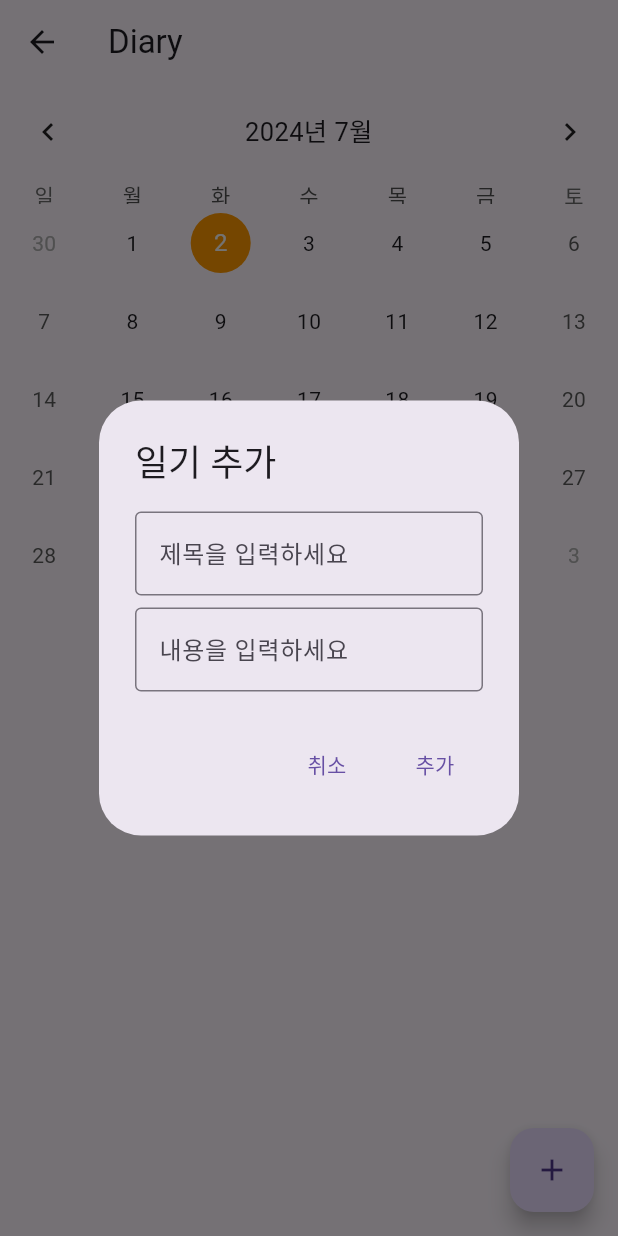
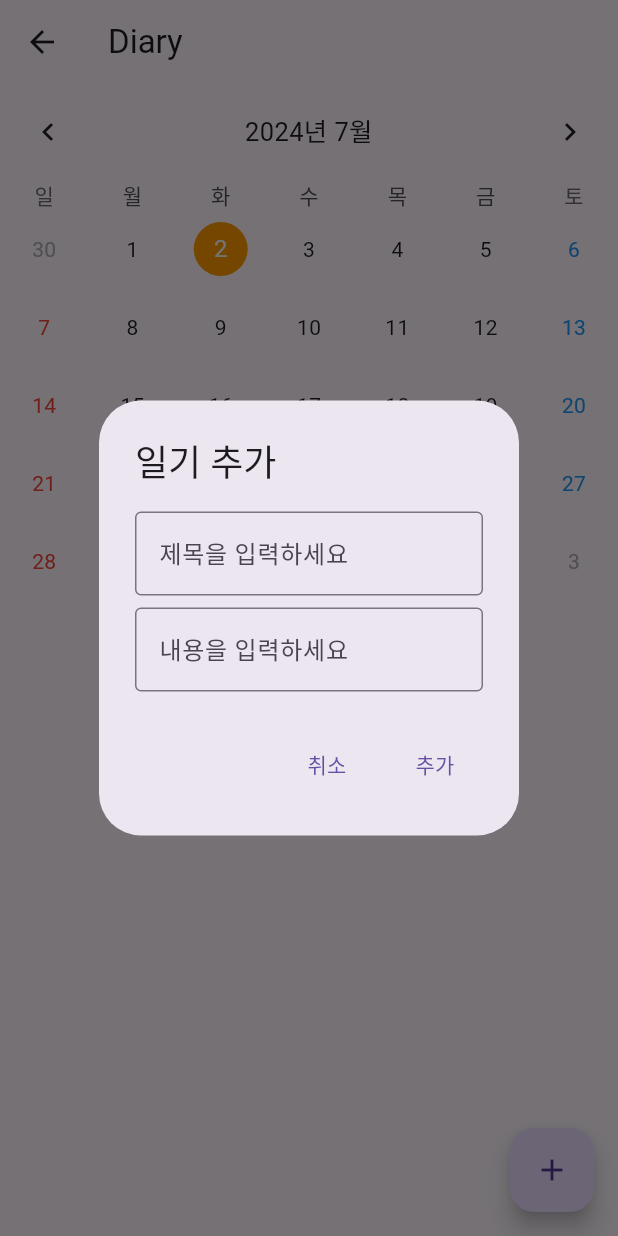
Before and after one commit to GHdevlog/ICT_app, a Flutter app: the DiaryPage screen opened directly, after a tap on the "add" icon, on a phone screen of 412 x 824 dp. Run offline on Flutter 3.47's test engine with Material 3 defaults, Android fonts, the phone set to English and light mode, and no system bars; drawn by our look-alikes of table_calendar; our stand-ins replace cloud_firestore, firebase_auth, firebase_core, fluttertoast, image_picker; accounts and stored records are empty.

Commit message:
다이어리 페이지 마커 설정

```diff
--- a/lib/pages/DiaryPage.dart
+++ b/lib/pages/DiaryPage.dart
@@ -17,12 +17,16 @@ class _DiaryPageState extends State<DiaryPage> {
   final FirebaseFirestore db = FirebaseFirestore.instance;
   final FirebaseAuth auth = FirebaseAuth.instance;
   DateTime _selectedDate = DateTime.now();
+  DateTime _focusedDate = DateTime.now();
   String? userId;
+  Map<DateTime, List<dynamic>> _events = {};
+  final DateTime _firstDay = DateTime.utc(2000, 1, 1);
+  final DateTime _lastDay = DateTime.utc(2100, 12, 31);
 
   @override
   void initState() {
     super.initState();
-    initializeDateFormatting(); // 날짜 형식 초기화
+    initializeDateFormatting();
     _getCurrentUser();
   }
 
@@ -33,8 +37,31 @@ class _DiaryPageState extends State<DiaryPage> {
         userId = user.uid;
       });
       print("Current user ID: $userId");
+      _loadDiaryEntries(_focusedDate);
     } else {
       print("No user is currently signed in.");
+    }
+  }
+
+  Future<void> _loadDiaryEntries(DateTime focusedDate) async {
+    if (userId != null) {
+      final startOfMonth = DateTime(focusedDate.year, focusedDate.month, 1);
+      final endOfMonth = DateTime(focusedDate.year, focusedDate.month + 1, 0);
+
+      db.collection('users').doc(userId).collection('diaries')
+          .where('date', isGreaterThanOrEqualTo: startOfMonth)
+          .where('date', isLessThanOrEqualTo: endOfMonth)
+          .get().then((snapshot) {
+        setState(() {
+          _events = {
+            for (var doc in snapshot.docs)
+              DateTime((doc['date'] as Timestamp).toDate().year, (doc['date'] as Timestamp).toDate().month, (doc['date'] as Timestamp).toDate().day):
+              List.generate(1, (index) => doc['title']),
+          };
+        });
+      }).catchError((e) {
+        print("Failed to load diary entries: $e");
+      });
     }
   }
 
@@ -48,6 +75,7 @@ class _DiaryPageState extends State<DiaryPage> {
           'createdAt': Timestamp.now(),
         });
         print("Diary entry added for user ID: $userId");
+        _loadDiaryEntries(_focusedDate);
       } catch (e) {
         print("Failed to add diary entry: $e");
       }
@@ -59,6 +87,7 @@ class _DiaryPageState extends State<DiaryPage> {
       try {
         await db.collection('users').doc(userId).collection('diaries').doc(id).delete();
         print("Diary entry deleted for user ID: $userId");
+        _loadDiaryEntries(_focusedDate);
       } catch (e) {
         print("Failed to delete diary entry: $e");
       }
@@ -72,21 +101,21 @@ class _DiaryPageState extends State<DiaryPage> {
         final TextEditingController _popupTitleController = TextEditingController();
         final TextEditingController _popupContentController = TextEditingController();
         return AlertDialog(
-          title: Text('일기 추가'),
+          title: const Text('일기 추가'),
           content: Column(
             mainAxisSize: MainAxisSize.min,
             children: [
               TextField(
                 controller: _popupTitleController,
-                decoration: InputDecoration(
+                decoration: const InputDecoration(
                   labelText: '제목을 입력하세요',
                   border: OutlineInputBorder(),
                 ),
               ),
-              SizedBox(height: 8.0),
+              const SizedBox(height: 8.0),
               TextField(
                 controller: _popupContentController,
-                decoration: InputDecoration(
+                decoration: const InputDecoration(
                   labelText: '내용을 입력하세요',
                   border: OutlineInputBorder(),
                 ),
@@ -98,14 +127,14 @@ class _DiaryPageState extends State<DiaryPage> {
               onPressed: () {
                 Navigator.of(context).pop();
               },
-              child: Text('취소'),
+              child: const Text('취소'),
             ),
             TextButton(
               onPressed: () {
                 _addDiaryEntry(_popupTitleController.text, _popupContentController.text);
                 Navigator.of(context).pop();
               },
-              child: Text('추가'),
+              child: const Text('추가'),
             ),
           ],
         );
@@ -125,7 +154,7 @@ class _DiaryPageState extends State<DiaryPage> {
               onPressed: () {
                 Navigator.of(context).pop();
               },
-              child: Text('닫기'),
+              child: const Text('닫기'),
             ),
           ],
         );
@@ -137,24 +166,32 @@ class _DiaryPageState extends State<DiaryPage> {
   Widget build(BuildContext context) {
     return Scaffold(
       appBar: AppBar(
-        title: Text('Diary'),
+        title: const Text('Diary'),
       ),
       body: Column(
         children: [
           TableCalendar(
-            locale: 'ko_KR', // 한글 설정
-            firstDay: DateTime(2000),
-            lastDay: DateTime(2100),
-            focusedDay: _selectedDate,
+            locale: 'ko_KR',
+            firstDay: _firstDay,
+            lastDay: _lastDay,
+            focusedDay: _focusedDate,
             selectedDayPredicate: (day) {
               return isSameDay(_selectedDate, day);
             },
             onDaySelected: (selectedDay, focusedDay) {
               setState(() {
                 _selectedDate = selectedDay;
+                _focusedDate = focusedDay;
               });
             },
-            calendarStyle: CalendarStyle(
+            onPageChanged: (focusedDay) {
+              setState(() {
+                _focusedDate = focusedDay;
+                _loadDiaryEntries(_focusedDate); // 페이지가 변경될 때마다 데이터 다시 불러오기
+              });
+            },
+            calendarStyle: const CalendarStyle(
+              cellMargin: EdgeInsets.symmetric(vertical: 8.0),
               todayDecoration: BoxDecoration(
                 color: Colors.blue,
                 shape: BoxShape.circle,
@@ -164,19 +201,60 @@ class _DiaryPageState extends State<DiaryPage> {
                 shape: BoxShape.circle,
               ),
             ),
-            headerStyle: HeaderStyle(
-              formatButtonVisible: false, // 2weeks 제거
+            headerStyle: const HeaderStyle(
+              formatButtonVisible: false,
               titleCentered: true,
             ),
+            daysOfWeekHeight: 20 * MediaQuery.of(context).textScaler.textScaleFactor,
+            calendarBuilders: CalendarBuilders(
+              defaultBuilder: (context, day, focusedDay) {
+                if (day.weekday == DateTime.saturday) {
+                  return Center(
+                    child: Text(
+                      '${day.day}',
+                      style: const TextStyle(color: Colors.blue),
+                    ),
+                  );
+                } else if (day.weekday == DateTime.sunday) {
+                  return Center(
+                    child: Text(
+                      '${day.day}',
+                      style: const TextStyle(color: Colors.red),
+                    ),
+                  );
+                }
+                return null;
+              },
+              markerBuilder: (context, day, events) {
+                if (events.isNotEmpty) {
+                  return Positioned(
+                    bottom: 1,
+                    child: _buildEventsMarker(day, events),
+                  );
+                }
+                return null;
+              },
+            ),
+            eventLoader: (day) {
+              DateTime dayWithoutTime = DateTime(day.year, day.month, day.day);
+              return _events[dayWithoutTime] ?? [];
+            },
           ),
           Expanded(
             child: userId == null
-                ? Center(child: CircularProgressIndicator())
+                ? const Center(child: CircularProgressIndicator())
                 : StreamBuilder<QuerySnapshot>(
-              stream: db.collection('users').doc(userId).collection('diaries').orderBy('createdAt', descending: true).snapshots(),
+              stream: db
+                  .collection('users')
+                  .doc(userId)
+                  .collection('diaries')
+                  .where('date', isGreaterThanOrEqualTo: DateTime(_focusedDate.year, _focusedDate.month, 1))
+                  .where('date', isLessThanOrEqualTo: DateTime(_focusedDate.year, _focusedDate.month + 1, 0))
+                  .orderBy('date', descending: true)
+                  .snapshots(),
               builder: (context, snapshot) {
                 if (!snapshot.hasData) {
-                  return Center(child: CircularProgressIndicator());
+                  return const Center(child: CircularProgressIndicator());
                 }
                 final documents = snapshot.data!.docs;
                 return ListView.builder(
@@ -188,7 +266,7 @@ class _DiaryPageState extends State<DiaryPage> {
                       subtitle: Text(doc['date'].toDate().toString()),
                       onTap: () => _showDiaryContentDialog(doc['title'], doc['content']),
                       trailing: IconButton(
-                        icon: Icon(Icons.delete),
+                        icon: const Icon(Icons.delete),
                         onPressed: () => _deleteDiaryEntry(doc.id),
                       ),
                     );
@@ -201,7 +279,27 @@ class _DiaryPageState extends State<DiaryPage> {
       ),
       floatingActionButton: FloatingActionButton(
         onPressed: _showAddEntryDialog,
-        child: Icon(Icons.add),
+        child: const Icon(Icons.add),
+      ),
+    );
+  }
+
+  Widget _buildEventsMarker(DateTime date, List events) {
+    return Container(
+      decoration: const BoxDecoration(
+        shape: BoxShape.circle,
+        color: Colors.red,
+      ),
+      width: 16.0,
+      height: 16.0,
+      child: Center(
+        child: Text(
+          '${events.length}',
+          style: const TextStyle().copyWith(
+            color: Colors.white,
+            fontSize: 12.0,
+          ),
+        ),
       ),
     );
   }
```
Also changed, not shown: lib/pages/SignInPage.dart (+9 -9 lines).
